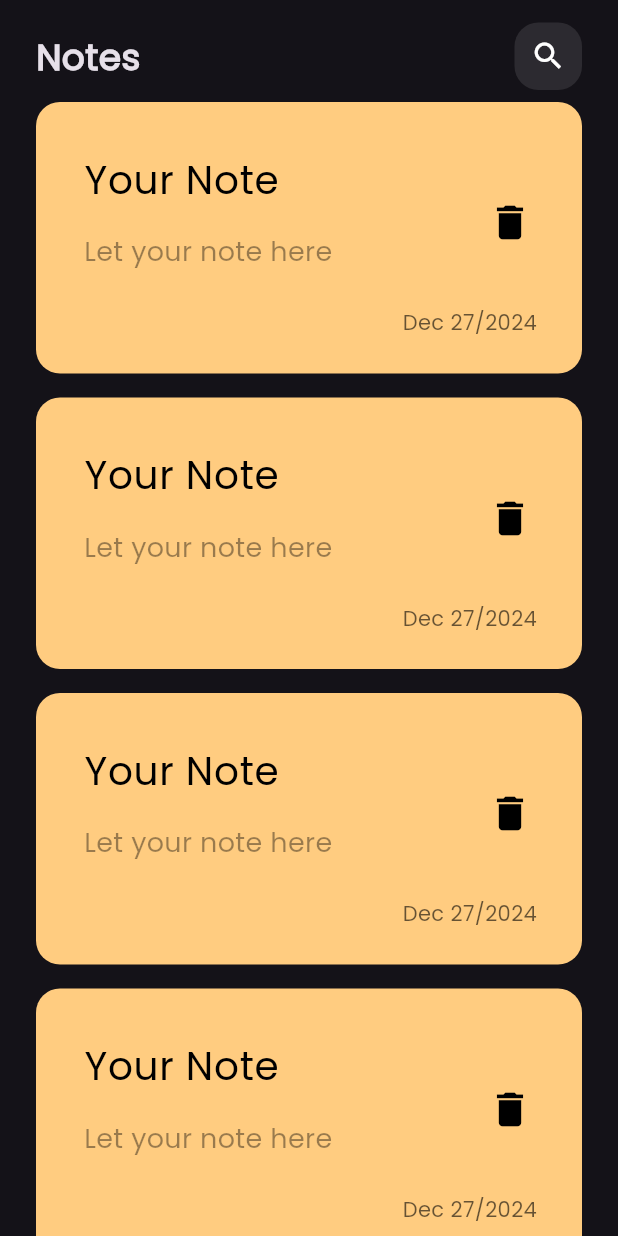
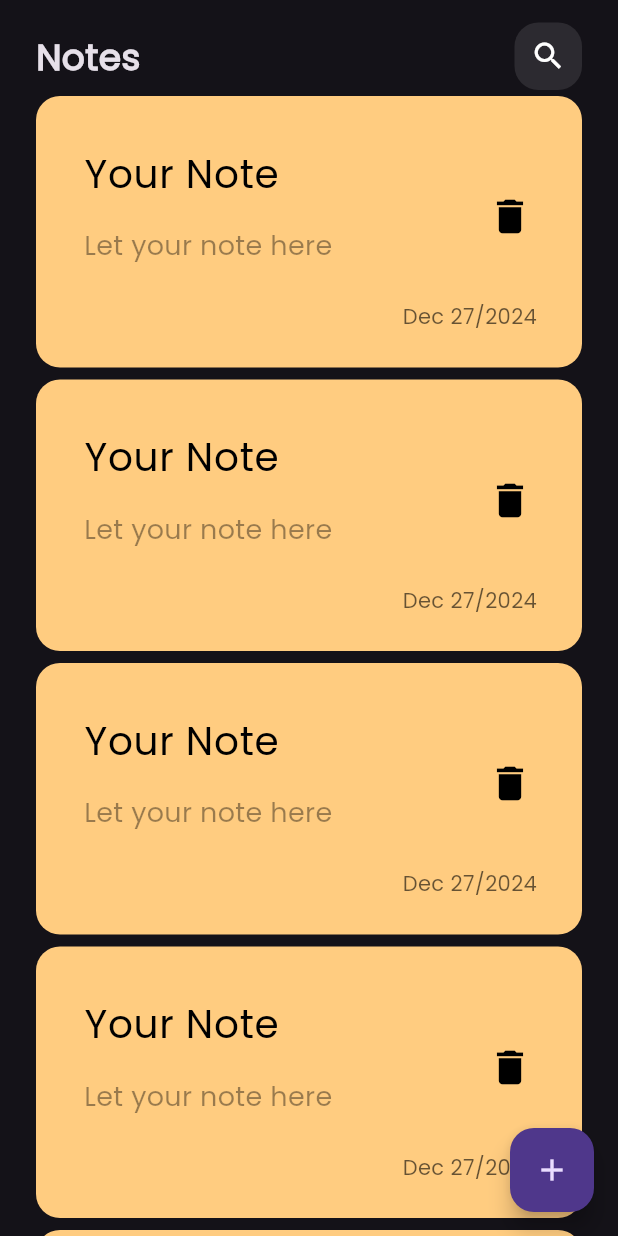
Before and after one commit to 7abrouk/NoteApp, a Flutter app: the screen it shows after launch, on a phone screen of 412 x 824 dp. Run offline on Flutter 3.47's test engine with Material 3 defaults, Android fonts, the phone set to English and light mode, and no system bars.

Commit message:
add floating action button

```diff
--- a/lib/views/notes_view.dart
+++ b/lib/views/notes_view.dart
@@ -7,7 +7,9 @@ class NotesView extends StatelessWidget {
   @override
   Widget build(BuildContext context) {
     return Scaffold(
+      floatingActionButton: FloatingActionButton(onPressed: (){},child: Icon(Icons.add),),
       body: const NotesViewBody(),
+
     );
   }
 }
--- a/lib/views/widgets/notes_view_body.dart
+++ b/lib/views/widgets/notes_view_body.dart
@@ -32,7 +32,7 @@ class NotesListView extends StatelessWidget {
 
       itemBuilder: (context,index){
       return Padding(
-        padding: const EdgeInsets.symmetric(vertical: 8),
+        padding: const EdgeInsets.symmetric(vertical: 4),
         child: const NoteItem(),
       );
     });
```
